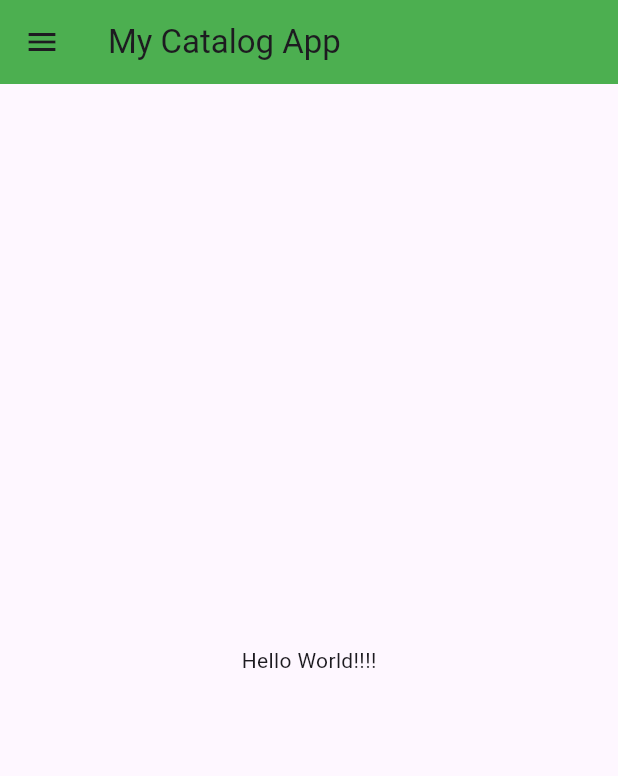
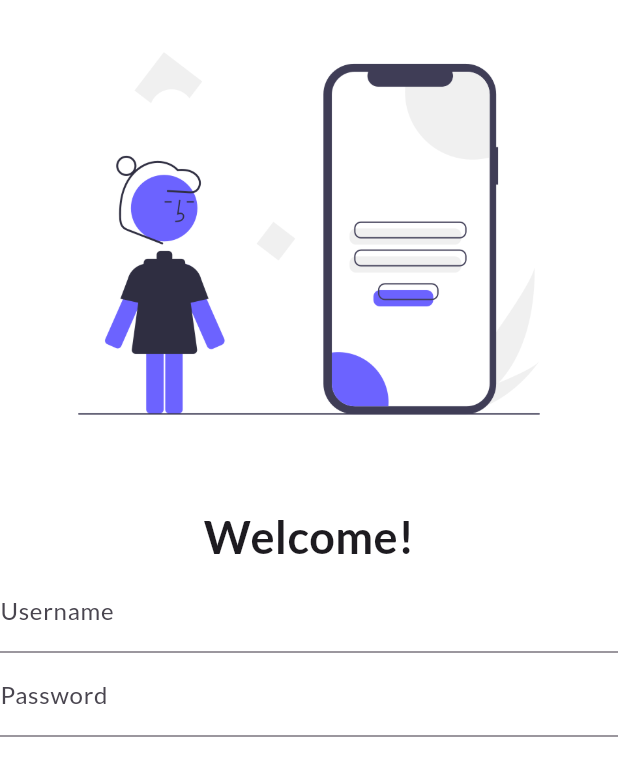
Before and after one commit to amnayakub/Catalog-App, a Flutter app: the screen it shows after launch, on a phone screen of 412 x 824 dp. Shown: the top 776 px of the screen. Run offline on Flutter 3.47's test engine with Material 3 defaults, Android fonts, the phone set to English and light mode, and no system bars; our stand-ins replace google_fonts.

Commit message:
started login page

```diff
--- a/lib/main.dart
+++ b/lib/main.dart
@@ -1,5 +1,7 @@
 import 'package:flutter/material.dart';
-import 'package:flutter_catalog/home_page.dart';
+import 'package:flutter_catalog/pages/home_page.dart';
+import 'package:flutter_catalog/pages/login_page.dart';
+import 'package:google_fonts/google_fonts.dart';
 
 void main() {
   runApp(const MyApp());
@@ -10,8 +12,22 @@ class MyApp extends StatelessWidget {
 
   @override
   Widget build(BuildContext context) {
-    return const MaterialApp(
-      home: HomePage()
+    return MaterialApp(
+      debugShowCheckedModeBanner : false,
+      themeMode: ThemeMode.system,
+      theme: ThemeData(
+        primarySwatch: Colors.blueGrey,
+        fontFamily: GoogleFonts.lato().fontFamily,
+      ),
+      darkTheme: ThemeData(
+        brightness: Brightness.dark,
+      ),
+      initialRoute: "/",
+      routes : {
+        "/" : (context) => const LoginPage(),
+        "/home" : (context) => const HomePage(),
+        "/login" : (context) => const LoginPage(),
+      },
     );
   }
 }
--- a/lib/home_page.dart
+++ b/lib/pages/home_page.dart
@@ -6,20 +6,25 @@ class HomePage extends StatelessWidget {
   @override
   Widget build(BuildContext context) {
     return Scaffold(
+
       appBar: AppBar(
+        foregroundColor : Colors.white,
         title: const Text(
-          'My Catalog App',
+          'Catalog App',
         ),
-        backgroundColor: Colors.green,
+        backgroundColor: Colors.blueGrey,
       ),
       drawer: const Drawer(
 
       ),
-      body: Center(
-        child: Container(
-          child: const Text('Hello World!!!!'
+      body: const Center(
+          child: Text(
+            'Hello World!!!!',
+            style : TextStyle(
+              fontSize: 25,
+              fontWeight: FontWeight.bold,
+            )
           ),
-        ),
       ),
     );
   }
--- /dev/null
+++ b/lib/pages/login_page.dart
@@ -0,0 +1,39 @@
+import 'package:flutter/material.dart';
+
+class LoginPage extends StatelessWidget {
+  const LoginPage({super.key});
+
+  @override
+  Widget build(BuildContext context) {
+    return Material(
+      color: Colors.white,
+      child: Column(
+        children: [
+          Image.asset("assets/images/login_image.png"),
+          const SizedBox(
+            height: 25,
+          ),
+          const Text(
+            'Welcome!',
+            style: TextStyle(
+              fontWeight: FontWeight.bold,
+              fontSize: 30,
+            ),
+          ),
+          TextFormField(
+            decoration: const InputDecoration(
+              labelText: "Username",
+              hintText: "Enter username",
+            ),
+          ),
+          TextFormField(
+            decoration: const InputDecoration(
+              labelText: "Password",
+              hintText: "Enter password",
+            ),
+          ),
+        ],
+      )
+    );
+  }
+}
--- a/pubspec.yaml
+++ b/pubspec.yaml
@@ -35,6 +35,7 @@ dependencies:
   # The following adds the Cupertino Icons font to your application.
   # Use with the CupertinoIcons class for iOS style icons.
   cupertino_icons: ^1.0.6
+  google_fonts: ^6.2.1
 
 dev_dependencies:
   flutter_test:
@@ -59,8 +60,8 @@ flutter:
   uses-material-design: true
 
   # To add assets to your application, add an assets section, like this:
-  # assets:
-  #   - images/a_dot_burr.jpeg
+  assets:
+    - assets/images/
   #   - images/a_dot_ham.jpeg
 
   # An image asset can refer to one or more resolution-specific "variants", see
```
Also changed, not shown: assets/images/login_image.png (added), pubspec.lock, 1 other file.
